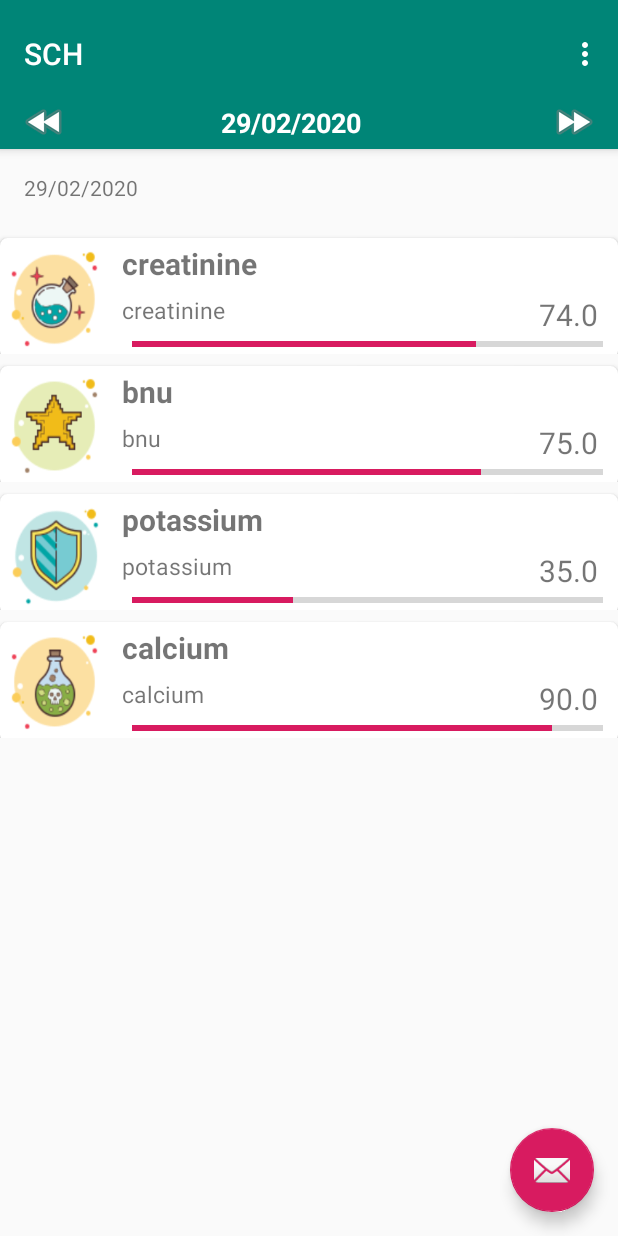
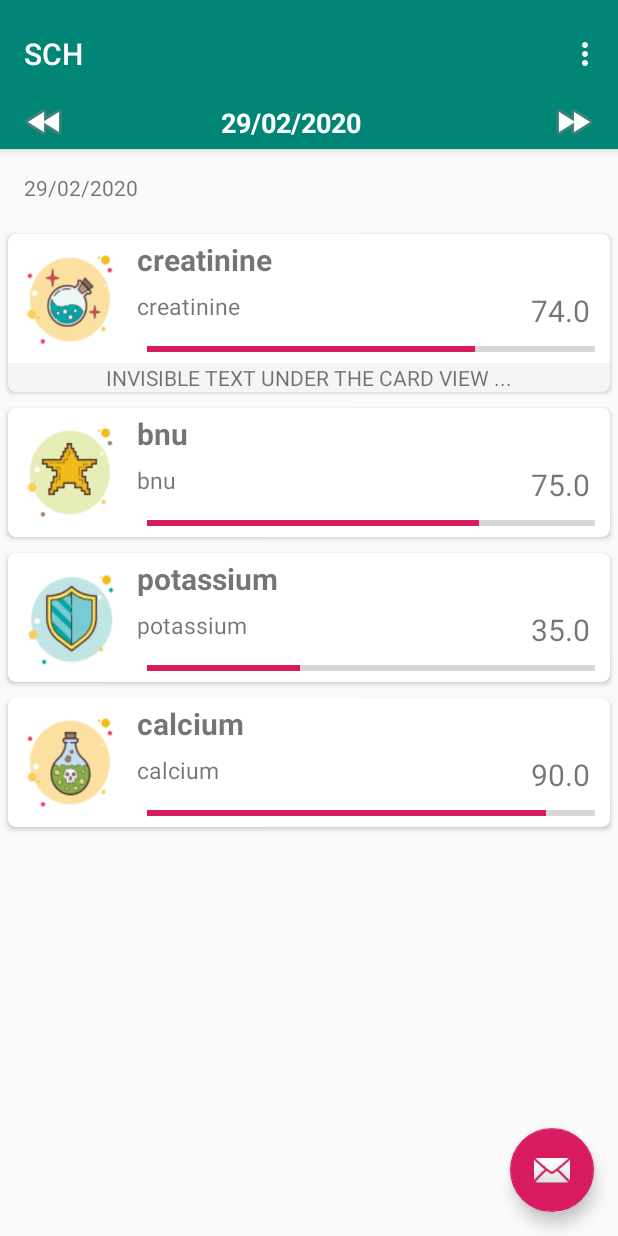
Before and after one commit to MH-Chalhoub/SCH, an Android app: the screen it shows after launch (MainActivity), after a tap on "creatinine", on a phone screen of 412 x 824 dp. Run offline under Robolectric (Android 15) with nearby library versions, the phone set to English and light mode, and no system bars.

Commit message:
Adding expandable recycle view item and seperating fragment content

```diff
--- /dev/null
+++ b/app/src/main/java/com/example/sch/Adaptars/SectionsPagerAdapter.java
@@ -0,0 +1,50 @@
+package com.example.sch.Adaptars;
+
+
+import android.content.Context;
+import android.support.v4.app.Fragment;
+import android.support.v4.app.FragmentManager;
+import android.support.v4.app.FragmentPagerAdapter;
+import android.widget.Toast;
+
+import com.example.sch.Fragments.PlaceholderFragment;
+
+import java.text.SimpleDateFormat;
+import java.util.Calendar;
+import java.util.Date;
+
+/**
+ * A {@link FragmentPagerAdapter} that returns a fragment corresponding to
+ * one of the sections/tabs/pages.
+ */
+public class SectionsPagerAdapter extends FragmentPagerAdapter {
+    private int  diff = 0;
+    private Context context;
+    public SectionsPagerAdapter(FragmentManager fm, Context context) {
+        super(fm);
+        this.context = context;
+    }
+
+    @Override
+    public Fragment getItem(int position) {
+        // getItem is called to instantiate the fragment for the given page.
+        // Return a PlaceholderFragment (defined as a static inner class below).
+        diff = position - Integer.MAX_VALUE/2;
+        Toast.makeText(context, "position = " + position + "diff = " + diff,
+                Toast.LENGTH_LONG).show();
+        Date dt = new Date();
+        Calendar c = Calendar.getInstance();
+        c.setTime(dt);
+        c.add(Calendar.DATE, diff);
+        dt = c.getTime();
+        SimpleDateFormat formatter = new SimpleDateFormat("dd/MM/yyyy");
+        String strDate= formatter.format(dt);
+        return PlaceholderFragment.newInstance(position + 1,strDate);
+    }
+
+    @Override
+    public int getCount() {
+        // Show 5 total pages.
+        return Integer.MAX_VALUE;
+    }
+}
--- a/app/src/main/java/com/example/sch/Adaptars/SubsAdaptar.java
+++ b/app/src/main/java/com/example/sch/Adaptars/SubsAdaptar.java
@@ -52,6 +52,7 @@ public class SubsAdaptar extends RecyclerView.Adapter<SubsAdaptar.ImageViewHolde
         imageViewHolder.subValue.setText(Math.ceil(itemCur.getValue()) + "");
         imageViewHolder.progress.setProgress((int)itemCur.getValue());
         imageViewHolder.itemImage.setImageResource(itemCur.getImage());
+        imageViewHolder.chartWrapperitem.setVisibility(View.GONE);
     }
 
     @Override
@@ -63,7 +64,7 @@ public class SubsAdaptar extends RecyclerView.Adapter<SubsAdaptar.ImageViewHolde
     public static class ImageViewHolder extends RecyclerView.ViewHolder{
         public ImageView itemImage;
         public TextView addText, subName, subValue;
-        public LinearLayout iconWrapperitem;
+        public LinearLayout iconWrapperitem, chartWrapperitem;
         public ProgressBar progress;
         public ImageViewHolder(@NonNull View itemView, final OnItemClickListener listener) {
             super(itemView);
@@ -72,6 +73,7 @@ public class SubsAdaptar extends RecyclerView.Adapter<SubsAdaptar.ImageViewHolde
             subName = itemView.findViewById(R.id.subName);
             subValue = itemView.findViewById(R.id.subAvg);
             iconWrapperitem = itemView.findViewById(R.id.iconWrapperitem);
+            chartWrapperitem = itemView.findViewById(R.id.chartWrapperitem);
             progress = itemView.findViewById(R.id.progressBar);
 
             iconWrapperitem.setOnClickListener(new View.OnClickListener() {
@@ -83,6 +85,11 @@ public class SubsAdaptar extends RecyclerView.Adapter<SubsAdaptar.ImageViewHolde
                         if(postion != RecyclerView.NO_POSITION){
                             listener.onItemClick(postion);
                         }
+                    }
+                    if (chartWrapperitem.getVisibility() == View.VISIBLE) {
+                        chartWrapperitem.setVisibility(View.GONE);
+                    } else {
+                        chartWrapperitem.setVisibility(View.VISIBLE);
                     }
                 }
             });
@@ -99,6 +106,5 @@ public class SubsAdaptar extends RecyclerView.Adapter<SubsAdaptar.ImageViewHolde
                 }
             });
         }
-
     }
 }
--- /dev/null
+++ b/app/src/main/java/com/example/sch/Fragments/PlaceholderFragment.java
@@ -0,0 +1,91 @@
+package com.example.sch.Fragments;
+
+
+import android.os.Bundle;
+import android.support.v4.app.Fragment;
+import android.support.v7.widget.LinearLayoutManager;
+import android.support.v7.widget.RecyclerView;
+import android.view.LayoutInflater;
+import android.view.View;
+import android.view.ViewGroup;
+import android.widget.TextView;
+import android.widget.Toast;
+
+import com.example.sch.Adaptars.SubsAdaptar;
+import com.example.sch.Interfaces.OnItemClickListener;
+import com.example.sch.R;
+import com.example.sch.Substance;
+
+import java.util.ArrayList;
+import java.util.Date;
+
+/**
+ * A placeholder fragment containing a simple view.
+ */
+public class PlaceholderFragment extends Fragment {
+    /**
+     * The fragment argument representing the section number for this
+     * fragment.
+     */
+    private static final String ARG_SECTION_NUMBER = "section_number";
+    private static final String ARG_SECTION_DATE = "section_date";
+    private static Date date;
+
+    ArrayList<Substance> subs;
+
+    /**
+     * Returns a new instance of this fragment for the given section
+     * number.
+     */
+    public static PlaceholderFragment newInstance(int sectionNumber,String date) {
+        PlaceholderFragment fragment = new PlaceholderFragment();
+        Bundle args = new Bundle();
+        args.putInt(ARG_SECTION_NUMBER, sectionNumber);
+        args.putString(ARG_SECTION_DATE, date);
+        fragment.setArguments(args);
+        return fragment;
+    }
+
+    public PlaceholderFragment() {
+    }
+
+    @Override
+    public View onCreateView(LayoutInflater inflater, ViewGroup container,
+                             final Bundle savedInstanceState) {
+        View rootView = inflater.inflate(R.layout.fragment_main, container, false);
+        final View rootView1 = inflater.inflate(R.layout.activity_main, container, false);
+        TextView textView = (TextView) rootView.findViewById(R.id.section_label);
+        TextView day = (TextView) rootView1.findViewById(R.id.day);
+        textView.setText(getString(R.string.section_format, getArguments().getInt(ARG_SECTION_NUMBER)));
+        day.setText(getString(R.string.section_format, getArguments().getInt(ARG_SECTION_NUMBER)));
+
+        RecyclerView rvsubs = (RecyclerView) rootView.findViewById(R.id.items_view);
+
+        // Initialize contacts
+        subs = Substance.createContactsList(4);
+        // Create adapter passing in the sample user data
+        SubsAdaptar adapter = new SubsAdaptar(rootView.getContext(), subs);
+        adapter.setOnItemClickListener(new OnItemClickListener() {
+            @Override
+            public void onItemClick(int position) {
+                Toast.makeText(getContext(),"onClickListener", Toast.LENGTH_LONG).show();
+            }
+
+            @Override
+            public void onItemLongClick(int position) {
+
+            }
+        });
+        // Attach the adapter to the recyclerview to populate items
+        rvsubs.setAdapter(adapter);
+        // Set layout manager to position the items
+        rvsubs.setLayoutManager(new LinearLayoutManager(rootView.getContext()));
+        // That's all!
+
+        System.out.println("On Create !!!!!!!!!!!!!!!!!!!!!!!!!!!!!!!!!!1");
+
+
+        textView.setText(getArguments().getString(ARG_SECTION_DATE));
+        return rootView;
+    }
+}
--- a/app/src/main/java/com/example/sch/MainActivity.java
+++ b/app/src/main/java/com/example/sch/MainActivity.java
@@ -23,7 +23,9 @@ import android.widget.ImageView;
 import android.widget.TextView;
 import android.widget.Toast;
 
+import com.example.sch.Adaptars.SectionsPagerAdapter;
 import com.example.sch.Adaptars.SubsAdaptar;
+import com.example.sch.Interfaces.OnItemClickListener;
 
 import java.text.SimpleDateFormat;
 import java.util.ArrayList;
@@ -63,7 +65,7 @@ public class MainActivity extends AppCompatActivity {
         setSupportActionBar(toolbar);
         // Create the adapter that will return a fragment for each of the three
         // primary sections of the activity.
-        mSectionsPagerAdapter = new SectionsPagerAdapter(getSupportFragmentManager());
+        mSectionsPagerAdapter = new SectionsPagerAdapter(getSupportFragmentManager(), getApplicationContext());
         // Set up the ViewPager with the sections adapter.
         mViewPager = (ViewPager) findViewById(R.id.container);
         mViewPager.setAdapter(mSectionsPagerAdapter);
@@ -170,99 +172,4 @@ public class MainActivity extends AppCompatActivity {
         return super.onOptionsItemSelected(item);
     }
 
-
-
-
-    /**
-     * A {@link FragmentPagerAdapter} that returns a fragment corresponding to
-     * one of the sections/tabs/pages.
-     */
-    public class SectionsPagerAdapter extends FragmentPagerAdapter {
-        private int  diff = 0;
-        public SectionsPagerAdapter(FragmentManager fm) {
-            super(fm);
-        }
-
-        @Override
-        public Fragment getItem(int position) {
-            // getItem is called to instantiate the fragment for the given page.
-            // Return a PlaceholderFragment (defined as a static inner class below).
-            diff = position - Integer.MAX_VALUE/2;
-            Toast.makeText(getApplicationContext(), "position = " + position + "diff = " + diff,
-                    Toast.LENGTH_LONG).show();
-            Date dt = new Date();
-            Calendar c = Calendar.getInstance();
-            c.setTime(dt);
-            c.add(Calendar.DATE, diff);
-            dt = c.getTime();
-            SimpleDateFormat formatter = new SimpleDateFormat("dd/MM/yyyy");
-            String strDate= formatter.format(dt);
-            return PlaceholderFragment.newInstance(position + 1,strDate);
-        }
-
-        @Override
-        public int getCount() {
-            // Show 5 total pages.
-            return Integer.MAX_VALUE;
-        }
-    }
-
-    /**
-     * A placeholder fragment containing a simple view.
-     */
-    public static class PlaceholderFragment extends Fragment {
-        /**
-         * The fragment argument representing the section number for this
-         * fragment.
-         */
-        private static final String ARG_SECTION_NUMBER = "section_number";
-        private static final String ARG_SECTION_DATE = "section_date";
-        private static Date date;
-
-        ArrayList<Substance> subs;
-
-        /**
-         * Returns a new instance of this fragment for the given section
-         * number.
-         */
-        public static PlaceholderFragment newInstance(int sectionNumber,String date) {
-            PlaceholderFragment fragment = new PlaceholderFragment();
-            Bundle args = new Bundle();
-            args.putInt(ARG_SECTION_NUMBER, sectionNumber);
-            args.putString(ARG_SECTION_DATE, date);
-            fragment.setArguments(args);
-            return fragment;
-        }
-
-        public PlaceholderFragment() {
-        }
-
-        @Override
-        public View onCreateView(LayoutInflater inflater, ViewGroup container,
-                                 Bundle savedInstanceState) {
-            View rootView = inflater.inflate(R.layout.fragment_main, container, false);
-            View rootView1 = inflater.inflate(R.layout.activity_main, container, false);
-            TextView textView = (TextView) rootView.findViewById(R.id.section_label);
-            TextView day = (TextView) rootView1.findViewById(R.id.day);
-            textView.setText(getString(R.string.section_format, getArguments().getInt(ARG_SECTION_NUMBER)));
-            day.setText(getString(R.string.section_format, getArguments().getInt(ARG_SECTION_NUMBER)));
-
-            RecyclerView rvsubs = (RecyclerView) rootView.findViewById(R.id.items_view);
-            // Initialize contacts
-            subs = Substance.createContactsList(4);
-            // Create adapter passing in the sample user data
-            SubsAdaptar adapter = new SubsAdaptar(rootView.getContext(), subs);
-            // Attach the adapter to the recyclerview to populate items
-            rvsubs.setAdapter(adapter);
-            // Set layout manager to position the items
-            rvsubs.setLayoutManager(new LinearLayoutManager(rootView.getContext()));
-            // That's all!
-
-            System.out.println("On Create !!!!!!!!!!!!!!!!!!!!!!!!!!!!!!!!!!1");
-
-
-            textView.setText(getArguments().getString(ARG_SECTION_DATE));
-            return rootView;
-        }
-    }
 }
--- a/app/src/main/res/layout/sub_item.xml
+++ b/app/src/main/res/layout/sub_item.xml
@@ -9,12 +9,16 @@
         android:id="@+id/card_view"
         android:layout_gravity="center"
         android:elevation="10dp"
-        android:layout_marginTop="5dp"
+        android:layout_margin="5dp"
         app:cardCornerRadius="5dp"
         >
         <LinearLayout
             android:layout_width="match_parent"
             android:layout_height="wrap_content"
+            android:orientation="vertical">
+            <LinearLayout
+                android:layout_width="match_parent"
+                android:layout_height="match_parent"
                 android:id="@+id/iconWrapperitem"
                 android:orientation="horizontal"
                 >
@@ -22,15 +26,17 @@
                 <ImageView
                     android:id="@+id/itemImage"
                     android:layout_width="80dp"
-                android:layout_height="80dp"
+                    android:layout_height="75dp"
                     android:layout_marginRight="5dp"
                     android:layout_weight="1"
+                    android:layout_margin="5dp"
                     android:scaleType="fitXY"
                     app:srcCompat="@android:drawable/ic_menu_report_image" />
 
                 <LinearLayout
                     android:layout_width="match_parent"
                     android:layout_height="match_parent"
+                    android:id="@+id/detailWrapper"
                     android:layout_weight="10"
                     android:orientation="vertical">
 
@@ -46,7 +52,7 @@
                         />
                     <RelativeLayout
                         android:layout_width="match_parent"
-                    android:layout_height="match_parent"
+                        android:layout_height="wrap_content"
                         android:layout_weight="10"
                         android:orientation="horizontal">
 
@@ -84,7 +90,25 @@
                         android:progress="20" />
                     />
                 </LinearLayout>
+
             </LinearLayout>
+
+            <LinearLayout
+                android:layout_width="match_parent"
+                android:layout_height="match_parent"
+                android:id="@+id/chartWrapperitem"
+                android:orientation="horizontal"
+                android:layout_gravity="center"
+                android:background="@color/gray">
+
+                <TextView
+                    android:layout_width="match_parent"
+                    android:layout_height="match_parent"
+                    android:text="INVISIBLE TEXT UNDER THE CARD VIEW ..."
+                    android:textAlignment="center" />
+            </LinearLayout>
+        </LinearLayout>
+
 
     </android.support.v7.widget.CardView>
 
--- a/app/src/main/res/values/colors.xml
+++ b/app/src/main/res/values/colors.xml
@@ -3,4 +3,5 @@
     <color name="colorPrimary">#008577</color>
     <color name="colorPrimaryDark">#00574B</color>
     <color name="colorAccent">#D81B60</color>
+    <color name="gray">#51DFDFDF</color>
 </resources>
```
Lines whose indentation alone changed are shown as unchanged.
